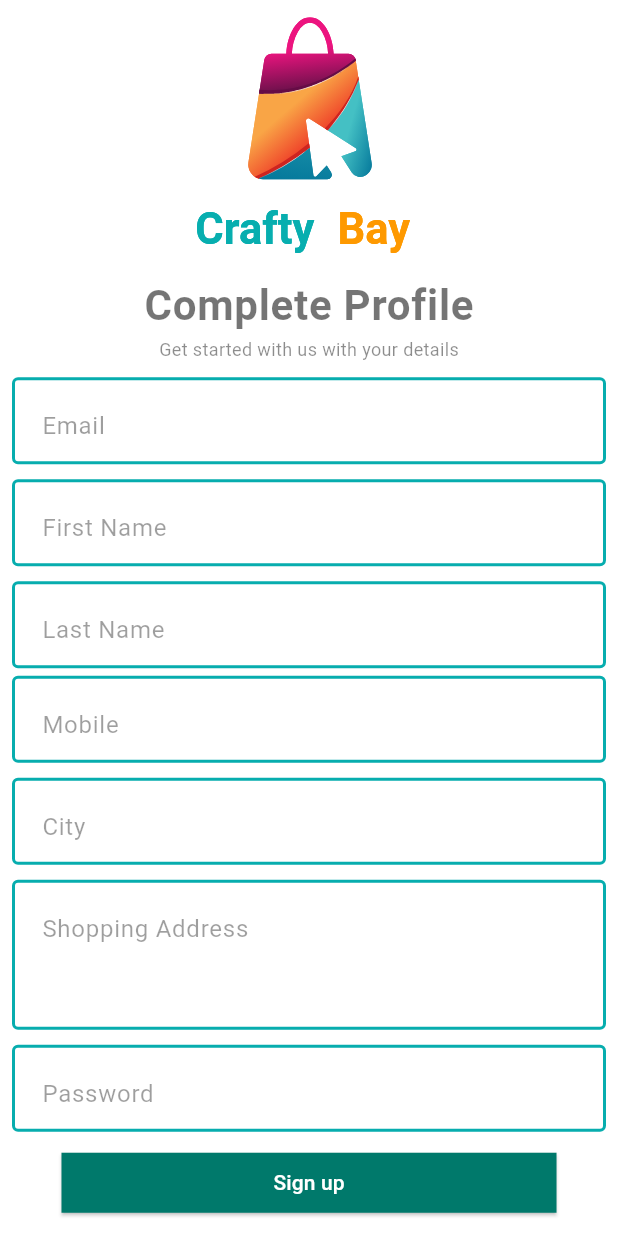
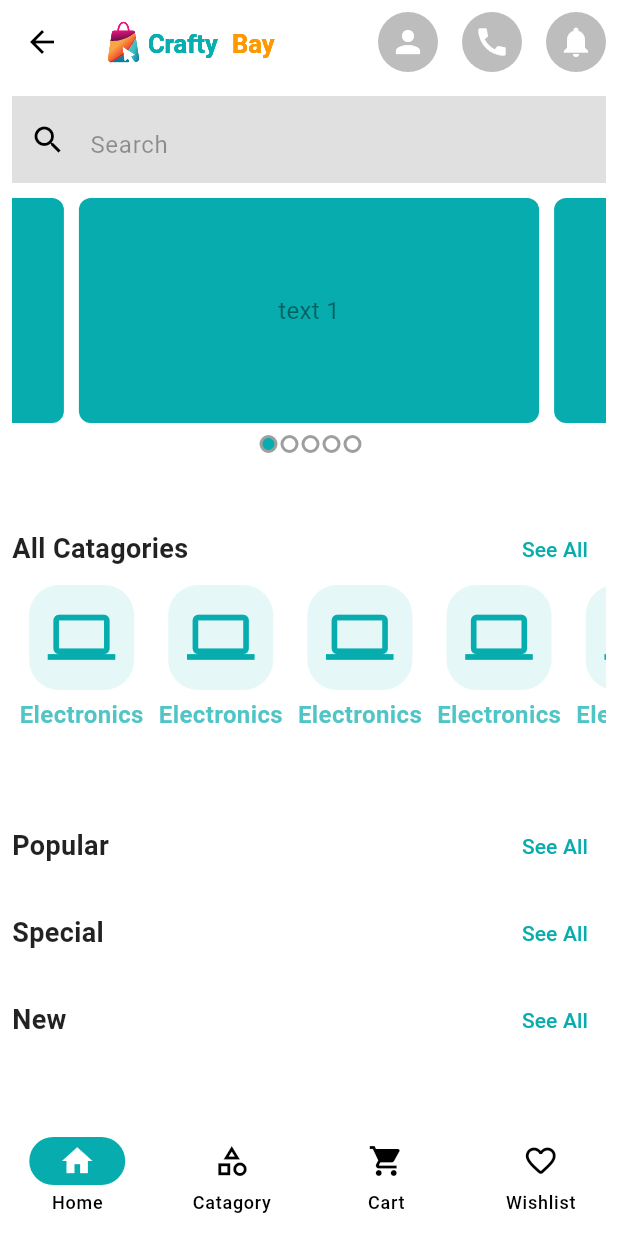
Before and after one commit to takiul-sumon/Ecommerce-App, a Flutter app: the SignUpScreen screen opened directly, after a tap on "Sign up", on a phone screen of 412 x 824 dp. Run offline on Flutter 3.47's test engine with Material 3 defaults, Android fonts, the phone set to English and light mode, and no system bars; drawn by our look-alikes of carousel_slider; our stand-ins replace email_validator, firebase_core, firebase_crashlytics, flutter_svg, get; accounts and stored records are empty.

Commit message:
Getx Route Solved

```diff
--- a/lib/app/app.dart
+++ b/lib/app/app.dart
@@ -1,17 +1,26 @@
 import 'package:ecommerce_app/app/app_routers.dart';
 import 'package:ecommerce_app/app/app_theme.dart';
+import 'package:ecommerce_app/app/controller_binder.dart';
 import 'package:ecommerce_app/features/auth/ui/screens/splash_screen.dart';
 import 'package:flutter/material.dart';
+import 'package:get/get_navigation/src/nav2/get_router_delegate.dart';
+import 'package:get/get_navigation/src/root/get_material_app.dart';
 
-class CraftyBay extends StatelessWidget {
+class CraftyBay extends StatefulWidget {
   const CraftyBay({super.key});
 
   @override
+  State<CraftyBay> createState() => _CraftyBayState();
+}
+
+class _CraftyBayState extends State<CraftyBay> {
+  @override
   Widget build(BuildContext context) {
-    return MaterialApp(
+    return GetMaterialApp(
+      initialRoute: SplashScreen.name,
       theme: AppTheme.lightThemeData,
-      initialRoute: SplashScreen.name,
       onGenerateRoute: AppRouters.getRoute,
+      initialBinding: ControllerBinder(),
     );
   }
 }
--- a/lib/app/app_routers.dart
+++ b/lib/app/app_routers.dart
@@ -1,5 +1,7 @@
+import 'package:ecommerce_app/features/auth/ui/screens/home_screen.dart';
 import 'package:ecommerce_app/features/auth/ui/screens/login_screen.dart';
-import 'package:ecommerce_app/features/auth/ui/screens/sign_up_screen.dart';
+import 'package:ecommerce_app/features/auth/ui/screens/main_buttom_nav_screen.dart';
+import 'package:ecommerce_app/features/auth/ui/screens/product_catagory_screen.dart';
 import 'package:ecommerce_app/features/auth/ui/screens/splash_screen.dart';
 import 'package:flutter/material.dart';
 
@@ -10,9 +12,18 @@ class AppRouters {
       screenWidget = SplashScreen();
     } else if (settings.name == LoginScreen.name) {
       screenWidget = LoginScreen();
-    } else if (settings.name == SignUpScreen.name) {
-      screenWidget = SignUpScreen();
     }
+    // else if (settings.name == HomeScreen.name) {
+    //   screenWidget = HomeScreen();
+    // } else if (settings.name == ProductCatagoryScreen.name) {
+    //   screenWidget = ProductCatagoryScreen();
+    // }
+    else if (settings.name == MainButtomNavScreen.name) {
+      screenWidget = MainButtomNavScreen();
+    }
+    // else if (settings.name == ProductCatagoryScreen.name) {
+    //   screenWidget = ProductCatagoryScreen();
+    // }
     return MaterialPageRoute(
       builder: (context) {
         return screenWidget;
--- /dev/null
+++ b/lib/app/controller_binder.dart
@@ -0,0 +1,9 @@
+import 'package:ecommerce_app/features/auth/ui/controller/main_bottom_nav_controller.dart';
+import 'package:get/get.dart';
+
+class ControllerBinder extends Bindings {
+  @override
+  void dependencies() {
+    Get.put(MainBottomNavScreenController());
+  }
+}
--- /dev/null
+++ b/lib/features/auth/ui/controller/main_bottom_nav_controller.dart
@@ -0,0 +1,21 @@
+import 'package:get/get.dart';
+
+class MainBottomNavScreenController extends GetxController {
+  int _currentIndex = 0;
+  int get selectedIndex => _currentIndex;
+  void changeIndex(int index) {
+    if (index == _currentIndex) {
+      return;
+    }
+    _currentIndex = index;
+    update();
+  }
+
+  void backToHome() {
+    changeIndex(0);
+  }
+
+  void moveToCategory() {
+    changeIndex(1);
+  }
+}
--- a/lib/features/auth/ui/screens/Main_Buttom_Nav_Bar.dart
+++ b/lib/features/auth/ui/screens/home_screen.dart
@@ -1,16 +1,20 @@
+import 'package:ecommerce_app/app/app_color.dart';
+import 'package:ecommerce_app/features/auth/ui/controller/main_bottom_nav_controller.dart';
 import 'package:ecommerce_app/features/auth/ui/widgets/Circular_App_Button.dart';
 import 'package:ecommerce_app/features/auth/ui/widgets/Carousel_Slider.dart';
 import 'package:flutter/material.dart';
 import 'package:flutter_svg/svg.dart';
+import 'package:get/instance_manager.dart';
 
-class MainButtomNavBar extends StatefulWidget {
-  const MainButtomNavBar({super.key});
+class HomeScreen extends StatefulWidget {
+  const HomeScreen({super.key});
+  static final String name = '/home-screen';
 
   @override
-  State<MainButtomNavBar> createState() => _MainButtomNavBarState();
+  State<HomeScreen> createState() => _HomeScreenState();
 }
 
-class _MainButtomNavBarState extends State<MainButtomNavBar> {
+class _HomeScreenState extends State<HomeScreen> {
   TextEditingController searchProductTEController = TextEditingController();
   @override
   Widget build(BuildContext context) {
@@ -46,8 +50,26 @@ class _MainButtomNavBarState extends State<MainButtomNavBar> {
             SizedBox(height: 10),
             CatagoriesSeeAll(
               title: 'All Catagories',
-              onSeeAll: () {},
+              onSeeAll: () {
+                Get.find<MainBottomNavScreenController>().moveToCategory();
+              },
               buttonText: 'See All',
+            ),
+            SizedBox(
+              height: 140,
+              child: ListView.builder(
+                itemCount: 5,
+                scrollDirection: Axis.horizontal,
+                itemBuilder: (context, index) {
+                  return Padding(
+                    padding: const EdgeInsets.symmetric(horizontal: 5),
+                    child: CatagoryWiseProduct(
+                      icon: Icons.computer,
+                      prodcutTitle: 'Electronics',
+                    ),
+                  );
+                },
+              ),
             ),
             SizedBox(height: 10),
             CatagoriesSeeAll(
@@ -70,6 +92,41 @@ class _MainButtomNavBarState extends State<MainButtomNavBar> {
           ],
         ),
       ),
+    );
+  }
+}
+
+class CatagoryWiseProduct extends StatelessWidget {
+  const CatagoryWiseProduct({
+    super.key,
+    required this.icon,
+    required this.prodcutTitle,
+  });
+  final IconData icon;
+  final String prodcutTitle;
+  @override
+  Widget build(BuildContext context) {
+    return Column(
+      children: [
+        Container(
+          height: 70,
+          width: 70,
+          decoration: BoxDecoration(
+            color: AppColor.themeColor.withValues(alpha: .1),
+            borderRadius: BorderRadius.circular(20),
+          ),
+          child: Icon(icon, size: 45, color: AppColor.themeColor),
+        ),
+        SizedBox(height: 5),
+        Text(
+          prodcutTitle,
+          style: TextStyle(
+            fontSize: 16,
+            fontWeight: FontWeight.bold,
+            color: AppColor.themeColor.withValues(alpha: .7),
+          ),
+        ),
+      ],
     );
   }
 }
@@ -99,8 +156,8 @@ class CatagoriesSeeAll extends StatelessWidget {
         ),
         TextButton(
           onPressed: onSeeAll,
+          style: ButtonStyle(),
           child: Text(buttonText),
-          style: ButtonStyle(),
         ),
       ],
     );
--- /dev/null
+++ b/lib/features/auth/ui/screens/main_buttom_nav_screen.dart
@@ -0,0 +1,51 @@
+import 'package:ecommerce_app/features/auth/ui/controller/main_bottom_nav_controller.dart';
+import 'package:ecommerce_app/features/auth/ui/screens/home_screen.dart';
+import 'package:ecommerce_app/features/auth/ui/screens/product_catagory_screen.dart';
+import 'package:flutter/material.dart';
+import 'package:get/get_state_manager/get_state_manager.dart';
+
+class MainButtomNavScreen extends StatefulWidget {
+  const MainButtomNavScreen({super.key});
+  static final String name = '/main-bottom-nav';
+
+  @override
+  State<MainButtomNavScreen> createState() => _MainButtomNavScreenState();
+}
+
+class _MainButtomNavScreenState extends State<MainButtomNavScreen> {
+  List<Widget> screens = [
+    HomeScreen(),
+    ProductCatagoryScreen(),
+    ProductCatagoryScreen(),
+    ProductCatagoryScreen(),
+  ];
+  @override
+  Widget build(BuildContext context) {
+    return GetBuilder<MainBottomNavScreenController>(
+      builder: (navController) {
+        return Scaffold(
+          body: screens[navController.selectedIndex],
+          bottomNavigationBar: NavigationBar(
+            selectedIndex: navController.selectedIndex,
+            onDestinationSelected: navController.changeIndex,
+            destinations: [
+              NavigationDestination(icon: Icon(Icons.home), label: 'Home'),
+              NavigationDestination(
+                icon: Icon(Icons.category_outlined),
+                label: 'Catagory',
+              ),
+              NavigationDestination(
+                icon: Icon(Icons.shopping_cart),
+                label: 'Cart',
+              ),
+              NavigationDestination(
+                icon: Icon(Icons.favorite_outline_rounded),
+                label: 'Wishlist',
+              ),
+            ],
+          ),
+        );
+      },
+    );
+  }
+}
--- a/lib/features/auth/ui/screens/sign_up_screen.dart
+++ b/lib/features/auth/ui/screens/sign_up_screen.dart
@@ -1,3 +1,4 @@
+import 'package:ecommerce_app/features/auth/ui/screens/main_buttom_nav_screen.dart';
 import 'package:ecommerce_app/features/auth/ui/widgets/app_logo.dart';
 import 'package:email_validator/email_validator.dart';
 import 'package:flutter/material.dart';
@@ -26,6 +27,7 @@ class _SignUpScreenState extends State<SignUpScreen> {
   Widget build(BuildContext context) {
     return Scaffold(
       body: SafeArea(
+        child: SingleChildScrollView(
           child: Center(
             child: Form(
               key: _formKey,
@@ -33,7 +35,7 @@ class _SignUpScreenState extends State<SignUpScreen> {
                 padding: const EdgeInsets.all(8.0),
                 child: Column(
                   children: [
-                  Spacer(),
+                    SizedBox(height: 10), // or any value
                     Applogo(),
                     SizedBox(height: 10),
                     Text(
@@ -146,8 +148,9 @@ class _SignUpScreenState extends State<SignUpScreen> {
                         ),
                       ),
                     ),
-                  Spacer(),
+                    SizedBox(height: 10), // or any value
                   ],
+                ),
               ),
             ),
           ),
@@ -157,13 +160,13 @@ class _SignUpScreenState extends State<SignUpScreen> {
   }
 
   onTapLoginButton() {
-    // Navigator.of(context).push(
-    //   MaterialPageRoute(
-    //     builder: (context) {
-    //       return MainButtomNavBar();
-    //     },
-    //   ),
-    // );
+    Navigator.of(context).push(
+      MaterialPageRoute(
+        builder: (context) {
+          return MainButtomNavScreen();
+        },
+      ),
+    );
     // if (_formKey.currentState!.validate()) {}
   }
 }
--- a/lib/features/auth/ui/screens/splash_screen.dart
+++ b/lib/features/auth/ui/screens/splash_screen.dart
@@ -1,10 +1,10 @@
-import 'package:ecommerce_app/features/auth/ui/screens/login_screen.dart';
+import 'package:ecommerce_app/features/auth/ui/screens/main_buttom_nav_screen.dart';
 import 'package:ecommerce_app/features/auth/ui/widgets/app_logo.dart';
 import 'package:flutter/material.dart';
 
 class SplashScreen extends StatefulWidget {
   const SplashScreen({super.key});
-  static final String name = '/';
+  static final String name = '/splash_screen';
 
   @override
   State<SplashScreen> createState() => _SplashScreenState();
@@ -13,14 +13,14 @@ class SplashScreen extends StatefulWidget {
 class _SplashScreenState extends State<SplashScreen> {
   @override
   void initState() {
+    super.initState();
     _moveToNextScreen();
-    super.initState();
   }
 
   Future<void> _moveToNextScreen() async {
     await Future.delayed(Duration(seconds: 2));
 
-    Navigator.of(context).pushReplacementNamed(LoginScreen.name);
+    Navigator.pushReplacementNamed(context, MainButtomNavScreen.name);
   }
 
   @override
--- a/lib/features/auth/ui/widgets/Carousel_Slider.dart
+++ b/lib/features/auth/ui/widgets/Carousel_Slider.dart
@@ -41,9 +41,11 @@ class _CarouselSliderWidgetState extends State<CarouselSliderWidget> {
                             color: AppColor.themeColor,
                             borderRadius: BorderRadius.circular(8),
                           ),
-                          child: Text(
-                            'text $i',
-                            style: TextStyle(fontSize: 16.0),
+                          child: Center(
+                            child: Text(
+                              'text $i',
+                              style: TextStyle(fontSize: 16.0),
+                            ),
                           ),
                         );
                       },
--- a/lib/main.dart
+++ b/lib/main.dart
@@ -1,10 +1,12 @@
 import 'dart:ui';
 
 import 'package:ecommerce_app/app/app.dart';
+import 'package:ecommerce_app/features/auth/ui/controller/main_bottom_nav_controller.dart';
 import 'package:ecommerce_app/firebase_options.dart';
 import 'package:firebase_core/firebase_core.dart';
 import 'package:firebase_crashlytics/firebase_crashlytics.dart';
 import 'package:flutter/material.dart';
+import 'package:get/get.dart';
 
 void main() async {
   WidgetsFlutterBinding.ensureInitialized();
@@ -15,5 +17,6 @@ void main() async {
     FirebaseCrashlytics.instance.recordError(error, stack, fatal: true);
     return true;
   };
+  Get.put(MainBottomNavScreenController());
   runApp(const CraftyBay());
 }
--- a/pubspec.yaml
+++ b/pubspec.yaml
@@ -40,6 +40,7 @@ dependencies:
   flutter_svg: ^2.1.0
   email_validator: ^3.0.0
   carousel_slider: ^5.0.0
+  get: ^4.7.2
 
 dev_dependencies:
   flutter_test:
```
Also changed, not shown: lib/features/auth/ui/screens/login_screen.dart (+8 -12 lines), lib/features/auth/ui/screens/product_catagory_screen.dart (added, +47 -0 lines), pubspec.lock. Lines whose indentation alone changed are shown as unchanged.
